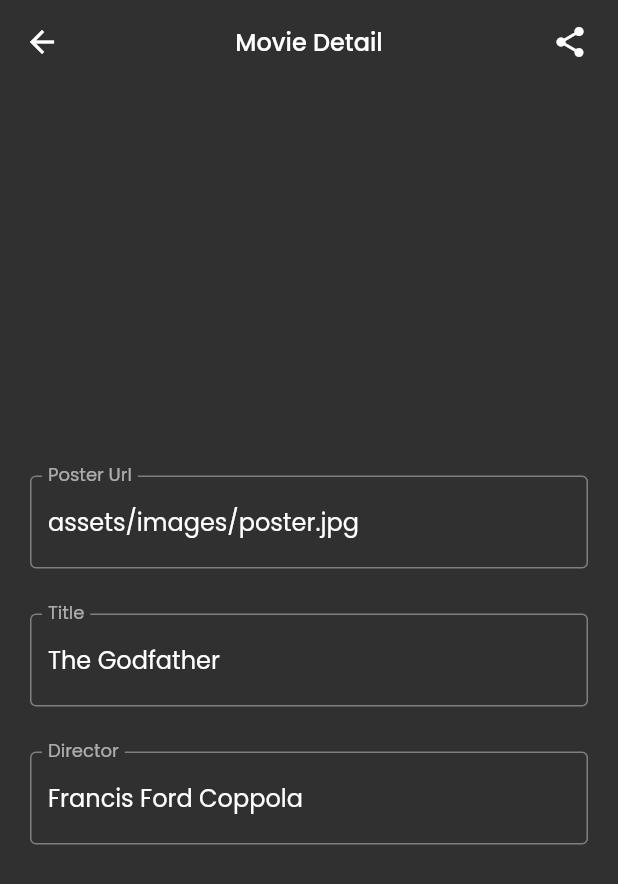
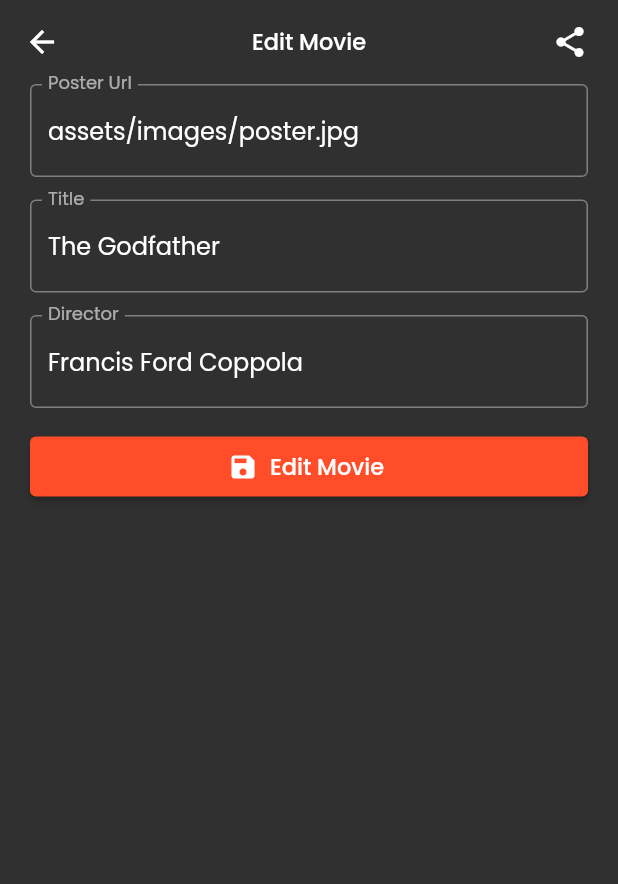
Before and after one commit to hasyimzii/flutter_movieapp, a Flutter app: the screen it shows after launch, after a tap on "The Godfather", on a phone screen of 412 x 824 dp. Shown: the top 884 px of the screen. Run offline on Flutter 3.47's test engine with Material 2 defaults, Android fonts, the phone set to English and light mode, and no system bars.

Commit message:
Update view & Add provider

```diff
--- a/lib/main.dart
+++ b/lib/main.dart
@@ -1,7 +1,10 @@
 import 'package:flutter/material.dart';
+import 'package:provider/provider.dart';
+import '/provider/movie_provider.dart';
+
 import 'views/splash_screen.dart';
 import 'views/movie_list.dart';
-import 'views/movie_detail.dart';
+import 'views/movie_update.dart';
 import 'views/movie_page.dart';
 
 void main() {
@@ -13,6 +16,9 @@ class MyApp extends StatelessWidget {
 
   @override
   Widget build(BuildContext context) {
+    return ChangeNotifierProvider<MovieProvider>(
+      create: (BuildContext context) => MovieProvider(),
+      builder: (BuildContext context, Widget? widget) {
         return MaterialApp(
           debugShowCheckedModeBanner: false,
           theme: ThemeData(
@@ -23,8 +29,10 @@ class MyApp extends StatelessWidget {
           routes: {
             '/splash_screen': (context) => const SplashScreen(),
             '/movie_list': (context) => const MovieList(),
-        '/movie_detail': (context) => const MovieDetail(),
+            '/movie_update': (context) => const MovieUpdate(),
             '/movie_page': (context) => const MoviePage(),
+          },
+        );
       },
     );
   }
--- a/lib/models/movie.dart
+++ b/lib/models/movie.dart
@@ -9,4 +9,16 @@ class Movie {
     this.title,
     this.director,
   );
+
+  set poster(String newPoster) {
+    poster = newPoster;
+  }
+
+  set title(String newTitle) {
+    title = newTitle;
+  }
+
+  set director(String newDirector) {
+    director = newDirector;
+  }
 }
--- /dev/null
+++ b/lib/provider/movie_provider.dart
@@ -0,0 +1,48 @@
+import 'package:flutter/foundation.dart';
+import '../models/movie.dart';
+
+class MovieProvider with ChangeNotifier {
+  // movie class models
+  final List<Movie> _movies = [
+    Movie(
+      'assets/images/poster.jpg',
+      'The Godfather',
+      'Francis Ford Coppola',
+    ),
+    Movie(
+      'assets/images/poster1.jpg',
+      'Star Wars IV',
+      'George Lucas',
+    ),
+    Movie(
+      'assets/images/poster2.jpg',
+      'Django Unchained',
+      'Quentin Tarantino',
+    ),
+    Movie(
+      'assets/images/poster3.jpg',
+      '12 Angry Men',
+      'Sidney Lumet',
+    ),
+    Movie(
+      'assets/images/poster4.jpg',
+      'Scarface',
+      'Brian De Palma',
+    ),
+    Movie(
+      'assets/images/poster5.jpg',
+      'Taxi Driver',
+      'Martin Scorsese',
+    ),
+  ];
+
+  List get movies => _movies;
+  int get moviesLength => _movies.length;
+
+  void editMovie(Movie movie, String poster, String title, String director) {
+    movie.poster = poster;
+    movie.title = title;
+    movie.director = director;
+    notifyListeners();
+  }
+}
--- a/lib/views/movie_list.dart
+++ b/lib/views/movie_list.dart
@@ -1,85 +1,53 @@
 import 'package:flutter/material.dart';
+import 'package:provider/provider.dart';
+import '../provider/movie_provider.dart';
+
 import '../widgets/scaffold_theme.dart';
 import '../widgets/list_content.dart';
 import '../widgets/submit_button.dart';
-import '../models/movie.dart';
 
-class MovieList extends StatefulWidget {
+class MovieList extends StatelessWidget {
   const MovieList({Key? key}) : super(key: key);
 
   @override
-  _MovieListState createState() => _MovieListState();
-}
-
-class _MovieListState extends State<MovieList> {
-  // movie class models
-  final List movies = [
-    Movie(
-      'assets/images/poster.jpg',
-      'The Godfather',
-      'Francis Ford Coppola',
-    ),
-    Movie(
-      'assets/images/poster1.jpg',
-      'Star Wars IV',
-      'George Lucas',
-    ),
-    Movie(
-      'assets/images/poster2.jpg',
-      'Django Unchained',
-      'Quentin Tarantino',
-    ),
-    Movie(
-      'assets/images/poster3.jpg',
-      '12 Angry Men',
-      'Sidney Lumet',
-    ),
-    Movie(
-      'assets/images/poster4.jpg',
-      'Scarface',
-      'Brian De Palma',
-    ),
-    Movie(
-      'assets/images/poster5.jpg',
-      'Taxi Driver',
-      'Martin Scorsese',
-    ),
-  ];
-
-  @override
   Widget build(BuildContext context) {
-    // looping widget list from model
-    final children = <Widget>[];
-    for (var i = 0; i < movies.length; i++) {
-      children.add(
-        ListContent(
-          leading: movies[i].poster,
-          title: movies[i].title,
-          subtitle: movies[i].director,
-          onTapArgs: movies[i], // pass arguments to next page
-        ),
-      );
-    }
-    // add button without args
-    children.add(Padding(
-      padding: const EdgeInsets.only(bottom: 20),
-      child: SubmitButton(
-        title: 'Next Page',
-        icon: Icons.keyboard_tab,
-        onTap: () {
-          Navigator.pushNamed(context, '/movie_detail');
-        },
-      ),
-    ));
-
     return ScaffoldTheme(
       title: 'Movie List',
-      body: Padding(
-        padding: const EdgeInsets.symmetric(horizontal: 20),
-        child: Column(
-          // get the widget list
-          children: children,
-        ),
+      body: Column(
+        children: [
+          Expanded(
+            child: Consumer<MovieProvider>(
+              builder: (
+                BuildContext context,
+                MovieProvider movies,
+                Widget? child,
+              ) {
+                return ListView.builder(
+                  padding: const EdgeInsets.symmetric(horizontal: 20),
+                  itemCount: movies.moviesLength,
+                  itemBuilder: (context, index) {
+                    return ListContent(
+                      leading: movies.movies[index].poster,
+                      title: movies.movies[index].title,
+                      subtitle: movies.movies[index].director,
+                      onTapArgs: movies.movies[index],
+                    );
+                  },
+                );
+              },
+            ),
+          ),
+          Padding(
+            padding: const EdgeInsets.symmetric(vertical: 15, horizontal: 20),
+            child: SubmitButton(
+              title: 'Create Movie',
+              icon: Icons.add_box_rounded,
+              onTap: () {
+                Navigator.pushNamed(context, '/movie_update');
+              },
+            ),
+          ),
+        ],
       ),
     );
   }
--- a/lib/views/movie_page.dart
+++ b/lib/views/movie_page.dart
@@ -14,7 +14,7 @@ class MoviePage extends StatelessWidget {
   Widget build(BuildContext context) {
     return ScaffoldTheme(
       title: 'Movie Details',
-      body: Column(
+      body: ListView(
         children: [
           const SizedBox(height: 30),
           const PosterImage(
--- a/lib/views/movie_detail.dart
+++ b/lib/views/movie_update.dart
@@ -1,19 +1,24 @@
 import 'package:flutter/material.dart';
 import '../widgets/scaffold_theme.dart';
 import '../widgets/text_field_input.dart';
+import '../widgets/submit_button.dart';
 import '../models/movie.dart';
 
-class MovieDetail extends StatelessWidget {
-  const MovieDetail({Key? key}) : super(key: key);
+class MovieUpdate extends StatelessWidget {
+  const MovieUpdate({Key? key}) : super(key: key);
 
   @override
   Widget build(BuildContext context) {
     // controllers
+    String pageText = 'Create Movie';
     TextEditingController poster = TextEditingController();
     TextEditingController title = TextEditingController();
     TextEditingController director = TextEditingController();
 
+    // if argument passed
     if (ModalRoute.of(context)!.settings.arguments != null) {
+      // change title & submit text
+      pageText = 'Edit Movie';
       // get arguments value
       final Movie args = ModalRoute.of(context)!.settings.arguments as Movie;
 
@@ -24,24 +29,34 @@ class MovieDetail extends StatelessWidget {
     }
 
     return ScaffoldTheme(
-      title: 'Movie Detail',
+      title: pageText,
       body: Padding(
         padding: const EdgeInsets.symmetric(horizontal: 20),
-        child: Column(
+        child: ListView(
           children: [
             TextFieldInput(
               label: 'Poster Url',
               text: poster,
             ),
-            const SizedBox(height: 30),
+            const SizedBox(height: 15),
             TextFieldInput(
               label: 'Title',
               text: title,
             ),
-            const SizedBox(height: 30),
+            const SizedBox(height: 15),
             TextFieldInput(
               label: 'Director',
               text: director,
+            ),
+            Padding(
+              padding: const EdgeInsets.symmetric(vertical: 15),
+              child: SubmitButton(
+                title: pageText,
+                icon: Icons.save,
+                onTap: () {
+                  Navigator.pushNamedAndRemoveUntil(context, '/movie_list', (Route<dynamic> route) => false);
+                },
+              ),
             ),
           ],
         ),
--- a/lib/widgets/list_content.dart
+++ b/lib/widgets/list_content.dart
@@ -39,15 +39,16 @@ class ListContent extends StatelessWidget {
               subtitle,
               style: subtitleListTextStyle,
             ),
-            trailing: const Icon(
-              Icons.chevron_right_rounded,
-              size: 30,
+            trailing: IconButton(
+              icon : const Icon(Icons.delete),
+              iconSize: 20,
+              onPressed: () {},
             ),
           ),
           onTap: () {
             Navigator.pushNamed(
               context,
-              '/movie_detail',
+              '/movie_update',
               arguments: onTapArgs,
             );
           },
--- a/lib/widgets/scaffold_theme.dart
+++ b/lib/widgets/scaffold_theme.dart
@@ -34,9 +34,7 @@ class ScaffoldTheme extends StatelessWidget {
       ),
       body: SafeArea(
         child: Center(
-          child: SingleChildScrollView(
-            child: body,
-          ),
+          child: body,
         ),
       ),
     );
--- a/lib/widgets/style.dart
+++ b/lib/widgets/style.dart
@@ -20,7 +20,7 @@ TextStyle subtitleTextStyle = TextStyle(
 TextStyle titleListTextStyle = TextStyle(
   color: whiteColor,
   fontWeight: FontWeight.w500,
-  fontSize: 16,
+  fontSize: 15,
 );
 
 TextStyle subtitleListTextStyle = TextStyle(
--- a/pubspec.yaml
+++ b/pubspec.yaml
@@ -34,6 +34,7 @@ dependencies:
   # The following adds the Cupertino Icons font to your application.
   # Use with the CupertinoIcons class for iOS style icons.
   cupertino_icons: ^1.0.2
+  provider: ^6.0.1
 
 dev_dependencies:
   flutter_test:
```
Lines whose indentation alone changed are shown as unchanged.
